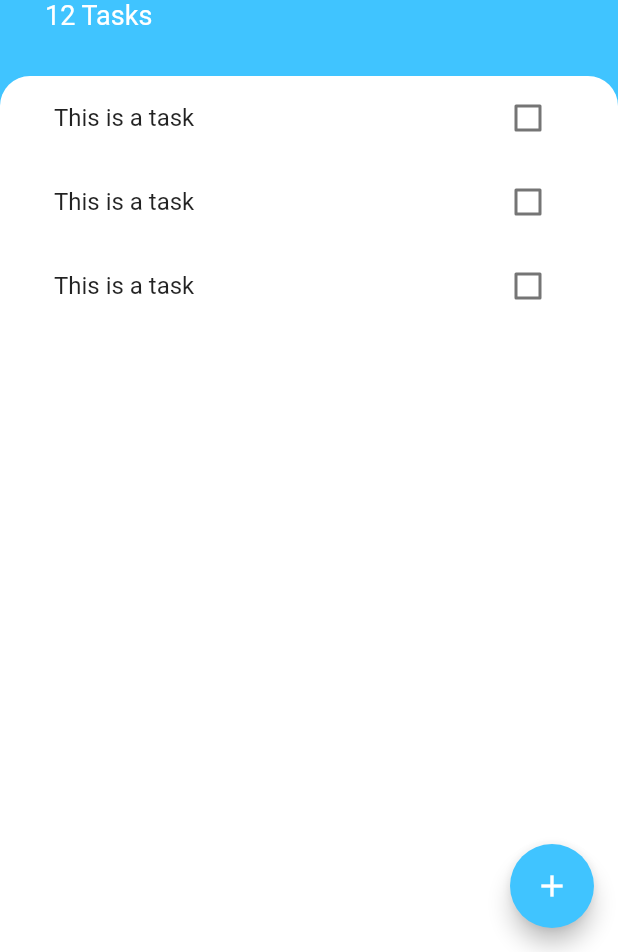
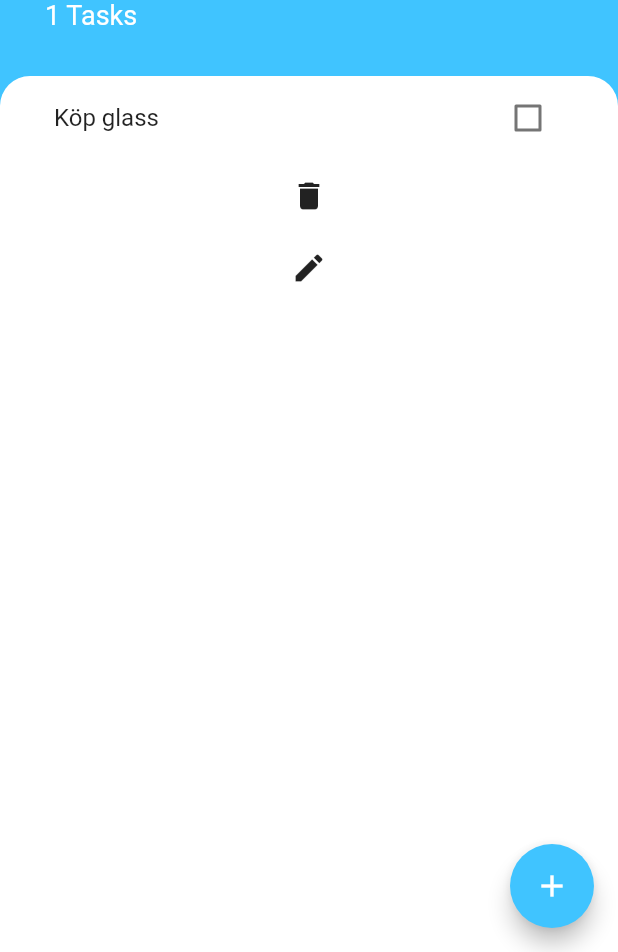
Before and after one commit to herrhulot/todoey, a Flutter app: the screen it shows after launch, on a phone screen of 412 x 824 dp, the part 284-1236 px from its top. Run offline on Flutter 3.47's test engine with Material 2 defaults, Android fonts, the phone set to English and light mode, and no system bars.

```diff
--- /dev/null
+++ b/lib/models/task.dart
@@ -0,0 +1,10 @@
+class Task {
+  String name;
+  bool isDone;
+
+  Task({required this.name, this.isDone = false});
+
+  void toogleDone() {
+    isDone = !isDone;
+  }
+}
--- a/lib/screens/task_screen.dart
+++ b/lib/screens/task_screen.dart
@@ -1,9 +1,45 @@
 import 'package:flutter/material.dart';
+import 'package:todoey_flutter/models/task.dart';
 import 'package:todoey_flutter/widgets/tasks_list.dart';
-
 import 'add_task_screen.dart';
 
-class TasksScreen extends StatelessWidget {
+class TasksScreen extends StatefulWidget {
+  @override
+  _TasksScreenState createState() => _TasksScreenState();
+}
+
+class _TasksScreenState extends State<TasksScreen> {
+  Task? task;
+
+  List<Task> tasks = [
+    Task(name: 'Köp glass'),
+  ];
+
+  void _toggleTask(int index) {
+    setState(() {
+      tasks[index].toogleDone();
+    });
+  }
+
+  void _addTask(String input) {
+    setState(() {
+      tasks.add(Task(name: input));
+      Navigator.pop(context);
+    });
+  }
+
+  void _deleteTask(int index) {
+    setState(() {
+      tasks.removeAt(index);
+    });
+  }
+
+  void _editTask(int index, String newName) {
+    setState(() {
+      tasks[index].name = newName;
+    });
+  }
+
   @override
   Widget build(BuildContext context) {
     return Scaffold(
@@ -17,7 +53,7 @@ class TasksScreen extends StatelessWidget {
               child: Container(
                 padding: EdgeInsets.only(
                     bottom: MediaQuery.of(context).viewInsets.bottom),
-                child: AddTaskScreen(),
+                child: AddTaskScreen(_addTask),
               ),
             ),
           );
@@ -53,7 +89,7 @@ class TasksScreen extends StatelessWidget {
                   ),
                 ),
                 Text(
-                  '12 Tasks',
+                  '${tasks.length} Tasks',
                   style: TextStyle(
                     color: Colors.white,
                     fontSize: 18,
@@ -72,7 +108,12 @@ class TasksScreen extends StatelessWidget {
                   topRight: Radius.circular(20),
                 ),
               ),
-              child: TasksList(),
+              child: TasksList(
+                tasks,
+                _toggleTask,
+                _deleteTask,
+                _editTask,
+              ),
             ),
           ),
         ],
--- a/lib/widgets/tasks_list.dart
+++ b/lib/widgets/tasks_list.dart
@@ -1,16 +1,31 @@
 import 'package:flutter/material.dart';
-
+import 'package:todoey_flutter/models/task.dart';
 import 'tasks_tile.dart';
 
 class TasksList extends StatelessWidget {
+  final List<Task> tasks;
+  final Function toggleTask;
+  final Function(int) deleteTask;
+  final Function(int, String) editTask;
+
+  TasksList(this.tasks, this.toggleTask, this.deleteTask, this.editTask);
+
   @override
   Widget build(BuildContext context) {
-    return ListView(
-      children: [
-        TaskTile(),
-        TaskTile(),
-        TaskTile(),
-      ],
+    return ListView.builder(
+      itemBuilder: (context, index) {
+        return TaskTile(
+          index: index,
+          deleteTask: deleteTask,
+          editTask: editTask,
+          taskTitle: tasks[index].name,
+          isChecked: tasks[index].isDone,
+          checkboxCallback: (bool? checkboxState) {
+            toggleTask(index);
+          },
+        );
+      },
+      itemCount: tasks.length,
     );
   }
 }
--- a/lib/widgets/tasks_tile.dart
+++ b/lib/widgets/tasks_tile.dart
@@ -1,46 +1,56 @@
 import 'package:flutter/material.dart';
+import 'package:todoey_flutter/screens/edit_task.dart';
 
-class TaskTile extends StatefulWidget {
-  @override
-  _TaskTileState createState() => _TaskTileState();
-}
+class TaskTile extends StatelessWidget {
+  final bool? isChecked;
+  final String taskTitle;
+  final Function(bool?) checkboxCallback;
+  final Function(int) deleteTask;
+  final Function(int, String) editTask;
+  final int index;
 
-class _TaskTileState extends State<TaskTile> {
-  bool isChecked = false;
+  TaskTile({
+    required this.isChecked,
+    required this.taskTitle,
+    required this.checkboxCallback,
+    required this.deleteTask,
+    required this.editTask,
+    required this.index,
+  });
 
   @override
   Widget build(BuildContext context) {
-    return ListTile(
-      title: Text(
-        'This is a task',
-        style: TextStyle(
-            decoration: isChecked ? TextDecoration.lineThrough : null),
-      ),
-      trailing: TaskCheckbox(
-        checkBoxState: isChecked,
-        toggleCheckboxState: (checkboxState) {
-          setState(() {
-            isChecked = checkboxState!;
-          });
-        },
-      ),
+    return Column(
+      children: [
+        ListTile(
+          title: Text(
+            taskTitle,
+            style: TextStyle(
+                decoration:
+                    isChecked ?? false ? TextDecoration.lineThrough : null),
+          ),
+          trailing: Checkbox(
+            activeColor: Colors.lightBlueAccent,
+            value: isChecked,
+            onChanged: checkboxCallback,
+          ),
+        ),
+        IconButton(
+          onPressed: () {
+            deleteTask(index);
+          },
+          icon: Icon(Icons.delete),
+        ),
+        IconButton(
+          onPressed: () {
+            showDialog(
+              context: context,
+              builder: (context) => EditTask(taskTitle, index, editTask),
+            );
+          },
+          icon: Icon(Icons.edit),
+        ),
+      ],
     );
   }
 }
-
-class TaskCheckbox extends StatelessWidget {
-  final bool checkBoxState;
-  final Function(bool?) toggleCheckboxState;
-
-  TaskCheckbox(
-      {required this.checkBoxState, required this.toggleCheckboxState});
-
-  @override
-  Widget build(BuildContext context) {
-    return Checkbox(
-      activeColor: Colors.lightBlueAccent,
-      value: checkBoxState,
-      onChanged: toggleCheckboxState,
-    );
-  }
-}
```
Also changed, not shown: lib/screens/add_task_screen.dart (+20 -2 lines), lib/screens/edit_task.dart (added, +65 -0 lines).
